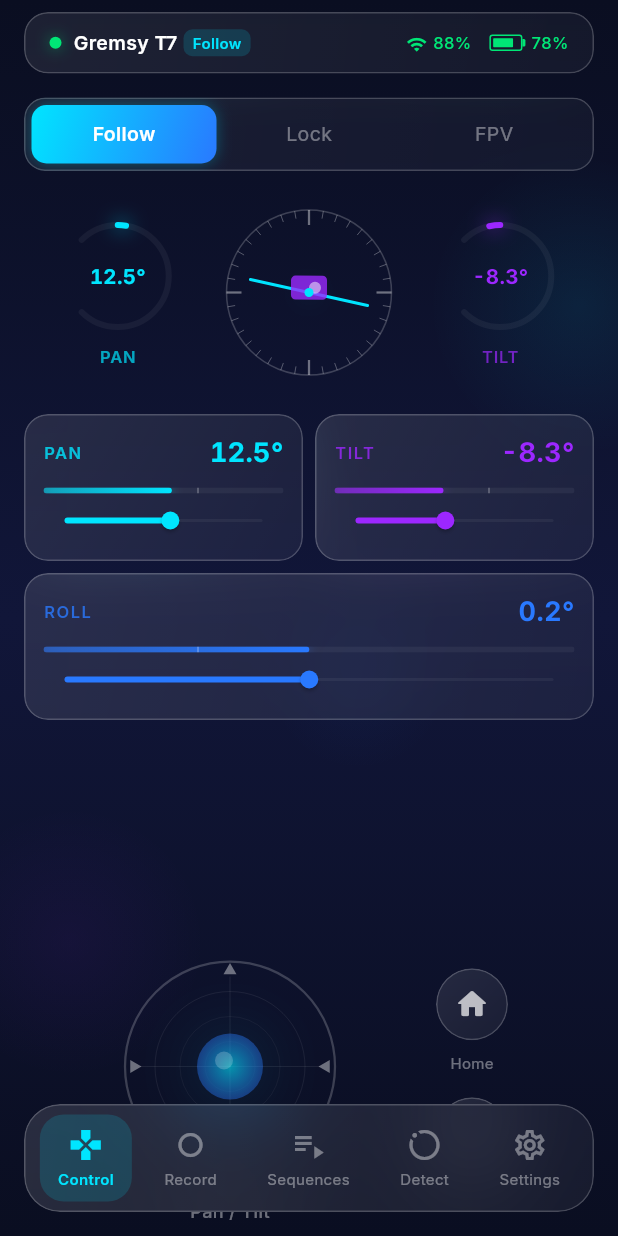
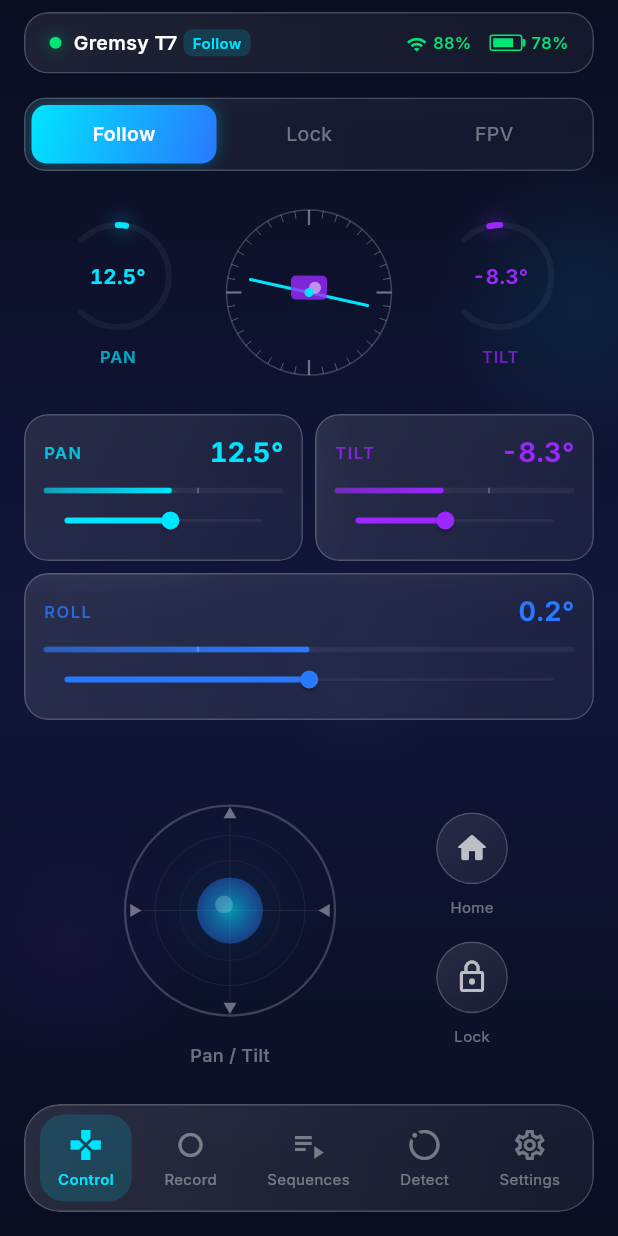
Before and after one commit to MDDTTECH/gimbal-app, a Flutter app: the screen it shows after launch, on a phone screen of 412 x 824 dp. Run offline on Flutter 3.47's test engine with Material 3 defaults, Android fonts, the phone set to English and light mode, and no system bars; drawn by our look-alikes of flutter_animate; our stand-ins replace google_fonts.

Commit message:
fix: add bottom padding to prevent nav bar from overlapping screen content
Co-authored-by: Cursor <cursoragent@cursor.com>

```diff
--- a/gimbal_app/lib/screens/home_screen.dart
+++ b/gimbal_app/lib/screens/home_screen.dart
@@ -31,14 +31,17 @@ class _HomeScreenState extends State<HomeScreen> {
       body: AnimatedBackground(
         child: Stack(
           children: [
-            // Screen content
-            AnimatedSwitcher(
+            // Screen content with bottom padding for nav bar
+            Padding(
+              padding: const EdgeInsets.only(bottom: 104),
+              child: AnimatedSwitcher(
                 duration: const Duration(milliseconds: 300),
                 switchInCurve: Curves.easeOut,
                 switchOutCurve: Curves.easeIn,
                 child: KeyedSubtree(
                   key: ValueKey(_currentIndex),
                   child: _screens[_currentIndex],
+                ),
               ),
             ),
             // Bottom nav
```
Lines whose indentation alone changed are shown as unchanged.
